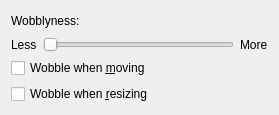
First picture: the form in effects/wobblywindows_config.ui, repository KDE/kwin, before the edit.
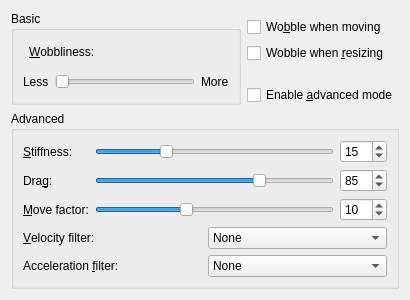
Second picture: the form after the edit.

Commit message: Added "advanced mode" to wobbly windows settings.

Diff of the .ui file:
```diff
--- a/effects/wobblywindows_config.ui
+++ b/effects/wobblywindows_config.ui
@@ -5,70 +5,334 @@
    <rect>
     <x>0</x>
     <y>0</y>
-    <width>279</width>
-    <height>113</height>
+    <width>410</width>
+    <height>300</height>
    </rect>
   </property>
   <layout class="QGridLayout" name="gridLayout" >
-   <item row="0" column="0" >
-    <widget class="QLabel" name="label_3" >
+   <item rowspan="5" row="1" column="0" >
+    <widget class="QGroupBox" name="basicGroup" >
+     <property name="enabled" >
+      <bool>true</bool>
+     </property>
+     <property name="title" >
+      <string>Basic</string>
+     </property>
+     <property name="checkable" >
+      <bool>false</bool>
+     </property>
+     <layout class="QGridLayout" name="gridLayout_2" >
+      <item row="1" column="0" colspan="3" >
+       <layout class="QHBoxLayout" name="horizontalLayout" >
+        <item>
+         <widget class="QLabel" name="label" >
+          <property name="text" >
+           <string>Less</string>
+          </property>
+         </widget>
+        </item>
+        <item>
+         <widget class="QSlider" name="wobblinessSlider" >
+          <property name="maximum" >
+           <number>4</number>
+          </property>
+          <property name="orientation" >
+           <enum>Qt::Horizontal</enum>
+          </property>
+         </widget>
+        </item>
+        <item>
+         <widget class="QLabel" name="label_2" >
+          <property name="text" >
+           <string>More</string>
+          </property>
+         </widget>
+        </item>
+       </layout>
+      </item>
+      <item row="0" column="1" >
+       <widget class="QLabel" name="label_3" >
+        <property name="text" >
+         <string>&amp;Wobbliness:</string>
+        </property>
+        <property name="buddy" >
+         <cstring>wobblinessSlider</cstring>
+        </property>
+       </widget>
+      </item>
+      <item row="0" column="2" >
+       <spacer name="horizontalSpacer" >
+        <property name="orientation" >
+         <enum>Qt::Horizontal</enum>
+        </property>
+        <property name="sizeHint" stdset="0" >
+         <size>
+          <width>140</width>
+          <height>20</height>
+         </size>
+        </property>
+       </spacer>
+      </item>
+     </layout>
+    </widget>
+   </item>
+   <item row="6" column="0" colspan="2" >
+    <widget class="QGroupBox" name="advancedGroup" >
+     <property name="title" >
+      <string>Advanced</string>
+     </property>
+     <layout class="QGridLayout" name="gridLayout_3" >
+      <item row="5" column="0" >
+       <widget class="QLabel" name="label_7" >
+        <property name="enabled" >
+         <bool>true</bool>
+        </property>
+        <property name="text" >
+         <string>&amp;Velocity filter:</string>
+        </property>
+        <property name="scaledContents" >
+         <bool>false</bool>
+        </property>
+        <property name="textInteractionFlags" >
+         <set>Qt::LinksAccessibleByMouse</set>
+        </property>
+        <property name="buddy" >
+         <cstring>velocityCombo</cstring>
+        </property>
+       </widget>
+      </item>
+      <item row="5" column="1" >
+       <widget class="QComboBox" name="velocityCombo" >
+        <item>
+         <property name="text" >
+          <string>None</string>
+         </property>
+        </item>
+        <item>
+         <property name="text" >
+          <string>Four Ring Linear Mean</string>
+         </property>
+        </item>
+        <item>
+         <property name="text" >
+          <string>Height Ring Linear Mean</string>
+         </property>
+        </item>
+        <item>
+         <property name="text" >
+          <string>Mean With Mean</string>
+         </property>
+        </item>
+        <item>
+         <property name="text" >
+          <string>Mean With Median</string>
+         </property>
+        </item>
+       </widget>
+      </item>
+      <item row="6" column="0" >
+       <widget class="QLabel" name="label_8" >
+        <property name="enabled" >
+         <bool>true</bool>
+        </property>
+        <property name="text" >
+         <string>Acceleration &amp;filter:</string>
+        </property>
+        <property name="scaledContents" >
+         <bool>false</bool>
+        </property>
+        <property name="textInteractionFlags" >
+         <set>Qt::LinksAccessibleByMouse</set>
+        </property>
+        <property name="buddy" >
+         <cstring>velocityCombo</cstring>
+        </property>
+       </widget>
+      </item>
+      <item row="6" column="1" >
+       <widget class="QComboBox" name="accelerationCombo" >
+        <item>
+         <property name="text" >
+          <string>None</string>
+         </property>
+        </item>
+        <item>
+         <property name="text" >
+          <string>Four Ring Linear Mean</string>
+         </property>
+        </item>
+        <item>
+         <property name="text" >
+          <string>Height Ring Linear Mean</string>
+         </property>
+        </item>
+        <item>
+         <property name="text" >
+          <string>Mean With Mean</string>
+         </property>
+        </item>
+        <item>
+         <property name="text" >
+          <string>Mean With Median</string>
+         </property>
+        </item>
+       </widget>
+      </item>
+      <item row="1" column="0" colspan="2" >
+       <layout class="QGridLayout" name="gridLayout_4" >
+        <item row="0" column="0" >
+         <widget class="QLabel" name="label_4" >
+          <property name="text" >
+           <string>&amp;Stiffness:</string>
+          </property>
+          <property name="buddy" >
+           <cstring>stiffnessSlider</cstring>
+          </property>
+         </widget>
+        </item>
+        <item row="1" column="0" >
+         <widget class="QLabel" name="label_5" >
+          <property name="text" >
+           <string>Dra&amp;g:</string>
+          </property>
+          <property name="buddy" >
+           <cstring>dragSlider</cstring>
+          </property>
+         </widget>
+        </item>
+        <item row="2" column="0" >
+         <widget class="QLabel" name="label_6" >
+          <property name="text" >
+           <string>&amp;Move factor:</string>
+          </property>
+          <property name="buddy" >
+           <cstring>moveFactorSlider</cstring>
+          </property>
+         </widget>
+        </item>
+        <item row="0" column="1" >
+         <widget class="QSlider" name="stiffnessSlider" >
+          <property name="minimum" >
+           <number>1</number>
+          </property>
+          <property name="maximum" >
+           <number>50</number>
+          </property>
+          <property name="value" >
+           <number>15</number>
+          </property>
+          <property name="orientation" >
+           <enum>Qt::Horizontal</enum>
+          </property>
+         </widget>
+        </item>
+        <item row="1" column="1" >
+         <widget class="QSlider" name="dragSlider" >
+          <property name="minimum" >
+           <number>50</number>
+          </property>
+          <property name="maximum" >
+           <number>100</number>
+          </property>
+          <property name="value" >
+           <number>85</number>
+          </property>
+          <property name="orientation" >
+           <enum>Qt::Horizontal</enum>
+          </property>
+         </widget>
+        </item>
+        <item row="2" column="1" >
+         <widget class="QSlider" name="moveFactorSlider" >
+          <property name="minimum" >
+           <number>1</number>
+          </property>
+          <property name="maximum" >
+           <number>25</number>
+          </property>
+          <property name="value" >
+           <number>10</number>
+          </property>
+          <property name="orientation" >
+           <enum>Qt::Horizontal</enum>
+          </property>
+         </widget>
+        </item>
+        <item row="0" column="2" >
+         <widget class="QSpinBox" name="stiffnessSpin" >
+          <property name="minimum" >
+           <number>1</number>
+          </property>
+          <property name="maximum" >
+           <number>50</number>
+          </property>
+          <property name="value" >
+           <number>15</number>
+          </property>
+         </widget>
+        </item>
+        <item row="1" column="2" >
+         <widget class="QSpinBox" name="dragSpin" >
+          <property name="minimum" >
+           <number>50</number>
+          </property>
+          <property name="maximum" >
+           <number>100</number>
+          </property>
+          <property name="value" >
+           <number>85</number>
+          </property>
+         </widget>
+        </item>
+        <item row="2" column="2" >
+         <widget class="QSpinBox" name="moveFactorSpin" >
+          <property name="minimum" >
+           <number>1</number>
+          </property>
+          <property name="maximum" >
+           <number>25</number>
+          </property>
+          <property name="value" >
+           <number>10</number>
+          </property>
+         </widget>
+        </item>
+       </layout>
+      </item>
+     </layout>
+    </widget>
+   </item>
+   <item row="2" column="1" >
+    <widget class="QCheckBox" name="moveBox" >
      <property name="text" >
-      <string>Wobblyness:</string>
+      <string>Wo&amp;bble when moving</string>
      </property>
     </widget>
    </item>
-   <item row="0" column="1" >
-    <spacer name="horizontalSpacer" >
+   <item row="3" column="1" >
+    <widget class="QCheckBox" name="resizeBox" >
+     <property name="text" >
+      <string>Wobble when &amp;resizing</string>
+     </property>
+    </widget>
+   </item>
+   <item row="4" column="1" >
+    <spacer name="verticalSpacer" >
      <property name="orientation" >
-      <enum>Qt::Horizontal</enum>
+      <enum>Qt::Vertical</enum>
      </property>
      <property name="sizeHint" stdset="0" >
       <size>
-       <width>184</width>
-       <height>20</height>
+       <width>20</width>
+       <height>0</height>
       </size>
      </property>
     </spacer>
    </item>
-   <item row="1" column="0" colspan="2" >
-    <layout class="QHBoxLayout" name="horizontalLayout" >
-     <item>
-      <widget class="QLabel" name="label" >
-       <property name="text" >
-        <string>Less</string>
-       </property>
-      </widget>
-     </item>
-     <item>
-      <widget class="QSlider" name="slWobblyness" >
-       <property name="maximum" >
-        <number>4</number>
-       </property>
-       <property name="orientation" >
-        <enum>Qt::Horizontal</enum>
-       </property>
-      </widget>
-     </item>
-     <item>
-      <widget class="QLabel" name="label_2" >
-       <property name="text" >
-        <string>More</string>
-       </property>
-      </widget>
-     </item>
-    </layout>
-   </item>
-   <item row="2" column="0" colspan="2" >
-    <widget class="QCheckBox" name="moveBox" >
+   <item row="5" column="1" >
+    <widget class="QCheckBox" name="advancedBox" >
      <property name="text" >
-      <string>Wobble when &amp;moving</string>
-     </property>
-    </widget>
-   </item>
-   <item row="3" column="0" colspan="2" >
-    <widget class="QCheckBox" name="resizeBox" >
-     <property name="text" >
-      <string>Wobble when &amp;resizing</string>
+      <string>Enable &amp;advanced mode</string>
      </property>
     </widget>
    </item>
```
Left out of the diff: 110 changed lines with no effect on the pictures. The commit also changes 3 other files.
